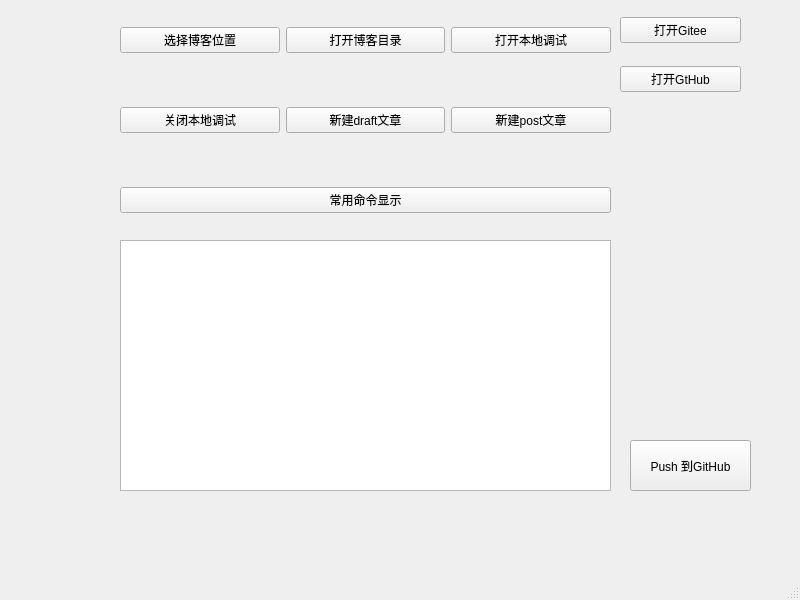
Qt form QtUI/HexoTools.ui (AmbroseX/HexoTool.python) before a commit.
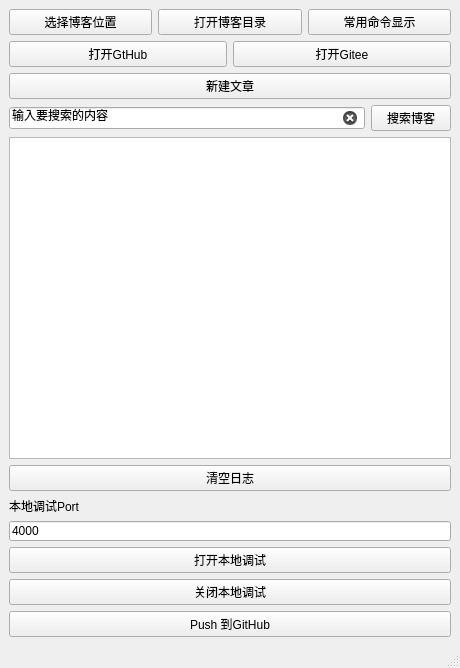
The same form after that commit.

What changed in the file:
```diff
--- a/QtUI/HexoTools.ui
+++ b/QtUI/HexoTools.ui
@@ -6,26 +6,25 @@
    <rect>
     <x>0</x>
     <y>0</y>
-    <width>800</width>
-    <height>600</height>
+    <width>460</width>
+    <height>668</height>
    </rect>
   </property>
   <property name="windowTitle">
    <string>MainWindow</string>
   </property>
   <widget class="QWidget" name="centralwidget">
-   <widget class="QWidget" name="horizontalLayoutWidget">
-    <property name="geometry">
-     <rect>
-      <x>120</x>
-      <y>0</y>
-      <width>491</width>
-      <height>80</height>
-     </rect>
-    </property>
+   <layout class="QVBoxLayout" name="verticalLayout">
+    <item>
     <layout class="QHBoxLayout" name="horizontalLayout">
      <item>
       <widget class="QPushButton" name="choose_blog_position">
+        <property name="sizePolicy">
+         <sizepolicy hsizetype="Minimum" vsizetype="Preferred">
+          <horstretch>0</horstretch>
+          <verstretch>0</verstretch>
+         </sizepolicy>
+        </property>
        <property name="text">
         <string>选择博客位置</string>
        </property>
@@ -39,24 +38,143 @@
       </widget>
      </item>
      <item>
+       <widget class="QPushButton" name="show_comand">
+        <property name="text">
+         <string>常用命令显示</string>
+        </property>
+       </widget>
+      </item>
+     </layout>
+    </item>
+    <item>
+     <layout class="QHBoxLayout" name="horizontalLayout_2"/>
+    </item>
+    <item>
+     <layout class="QHBoxLayout" name="horizontalLayout_3">
+      <item>
+       <widget class="QPushButton" name="open_github">
+        <property name="text">
+         <string>打开GtHub</string>
+        </property>
+       </widget>
+      </item>
+      <item>
+       <widget class="QPushButton" name="open_gitee">
+        <property name="text">
+         <string>打开Gitee</string>
+        </property>
+       </widget>
+      </item>
+     </layout>
+    </item>
+    <item>
+     <widget class="QPushButton" name="build_new">
+      <property name="sizePolicy">
+       <sizepolicy hsizetype="Minimum" vsizetype="Maximum">
+        <horstretch>0</horstretch>
+        <verstretch>0</verstretch>
+       </sizepolicy>
+      </property>
+      <property name="maximumSize">
+       <size>
+        <width>16777215</width>
+        <height>50</height>
+       </size>
+      </property>
+      <property name="text">
+       <string>新建文章</string>
+      </property>
+     </widget>
+    </item>
+    <item>
+     <layout class="QHBoxLayout" name="horizontalLayout_4">
+      <item>
+       <widget class="QLineEdit" name="lineEdit_search_blog">
+        <property name="enabled">
+         <bool>true</bool>
+        </property>
+        <property name="mouseTracking">
+         <bool>false</bool>
+        </property>
+        <property name="acceptDrops">
+         <bool>true</bool>
+        </property>
+        <property name="autoFillBackground">
+         <bool>false</bool>
+        </property>
+        <property name="inputMethodHints">
+         <set>Qt::ImhNone</set>
+        </property>
+        <property name="inputMask">
+         <string/>
+        </property>
+        <property name="text">
+         <string>输入要搜索的内容</string>
+        </property>
+        <property name="dragEnabled">
+         <bool>true</bool>
+        </property>
+        <property name="cursorMoveStyle">
+         <enum>Qt::VisualMoveStyle</enum>
+        </property>
+        <property name="clearButtonEnabled">
+         <bool>true</bool>
+        </property>
+       </widget>
+      </item>
+      <item>
+       <widget class="QPushButton" name="search_blog">
+        <property name="text">
+         <string>搜索博客</string>
+        </property>
+       </widget>
+      </item>
+     </layout>
+    </item>
+    <item>
+     <widget class="QTextBrowser" name="Show_message">
+      <property name="enabled">
+       <bool>true</bool>
+      </property>
+      <property name="mouseTracking">
+       <bool>true</bool>
+      </property>
+     </widget>
+    </item>
+    <item>
+     <widget class="QPushButton" name="clear_log">
+      <property name="text">
+       <string>清空日志</string>
+      </property>
+     </widget>
+    </item>
+    <item>
+     <widget class="QLabel" name="label">
+      <property name="text">
+       <string>本地调试Port</string>
+      </property>
+     </widget>
+    </item>
+    <item>
+     <widget class="QLineEdit" name="lineEdit_port">
+      <property name="maximumSize">
+       <size>
+        <width>16777215</width>
+        <height>20</height>
+       </size>
+      </property>
+      <property name="text">
+       <string>4000</string>
+      </property>
+     </widget>
+    </item>
+    <item>
       <widget class="QPushButton" name="open_local_debug">
        <property name="text">
         <string>打开本地调试</string>
        </property>
       </widget>
      </item>
-    </layout>
-   </widget>
-   <widget class="QWidget" name="horizontalLayoutWidget_2">
-    <property name="geometry">
-     <rect>
-      <x>120</x>
-      <y>80</y>
-      <width>491</width>
-      <height>80</height>
-     </rect>
-    </property>
-    <layout class="QHBoxLayout" name="horizontalLayout_2">
      <item>
       <widget class="QPushButton" name="close_local_debug">
        <property name="text">
@@ -65,89 +183,19 @@
       </widget>
      </item>
      <item>
-      <widget class="QPushButton" name="buil_new_draft">
-       <property name="text">
-        <string>新建draft文章</string>
-       </property>
-      </widget>
-     </item>
-     <item>
-      <widget class="QPushButton" name="buil_new_post">
-       <property name="text">
-        <string>新建post文章</string>
-       </property>
-      </widget>
-     </item>
-    </layout>
-   </widget>
    <widget class="QPushButton" name="Push_Github">
-    <property name="geometry">
-     <rect>
-      <x>630</x>
-      <y>440</y>
-      <width>121</width>
-      <height>51</height>
-     </rect>
+      <property name="sizePolicy">
+       <sizepolicy hsizetype="Minimum" vsizetype="Maximum">
+        <horstretch>0</horstretch>
+        <verstretch>0</verstretch>
+       </sizepolicy>
     </property>
     <property name="text">
      <string>Push 到GitHub</string>
     </property>
    </widget>
-   <widget class="QTextBrowser" name="Show_message">
-    <property name="geometry">
-     <rect>
-      <x>120</x>
-      <y>240</y>
-      <width>491</width>
-      <height>251</height>
-     </rect>
-    </property>
-   </widget>
-   <widget class="QWidget" name="horizontalLayoutWidget_3">
-    <property name="geometry">
-     <rect>
-      <x>120</x>
-      <y>160</y>
-      <width>491</width>
-      <height>80</height>
-     </rect>
-    </property>
-    <layout class="QHBoxLayout" name="horizontalLayout_3">
-     <item>
-      <widget class="QPushButton" name="show_comand">
-       <property name="text">
-        <string>常用命令显示</string>
-       </property>
-      </widget>
-     </item>
-    </layout>
-   </widget>
-   <widget class="QWidget" name="verticalLayoutWidget">
-    <property name="geometry">
-     <rect>
-      <x>620</x>
-      <y>0</y>
-      <width>121</width>
-      <height>111</height>
-     </rect>
-    </property>
-    <layout class="QVBoxLayout" name="verticalLayout">
-     <item>
-      <widget class="QPushButton" name="open_gitee">
-       <property name="text">
-        <string>打开Gitee</string>
-       </property>
-      </widget>
-     </item>
-     <item>
-      <widget class="QPushButton" name="open_github">
-       <property name="text">
-        <string>打开GtHub</string>
-       </property>
-      </widget>
-     </item>
-    </layout>
-   </widget>
+    </item>
+   </layout>
   </widget>
   <widget class="QMenuBar" name="menubar">
    <property name="geometry">
```
Left out of the diff: 4 changed lines with no effect on the pictures. Lines whose indentation alone changed are shown as unchanged.
